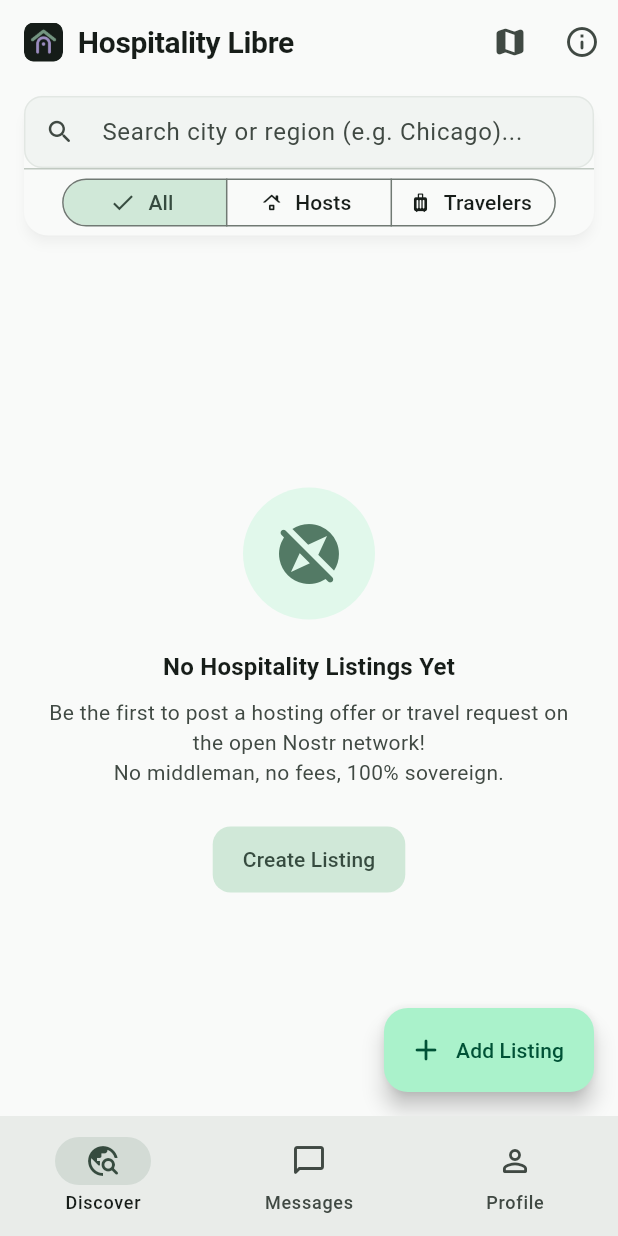
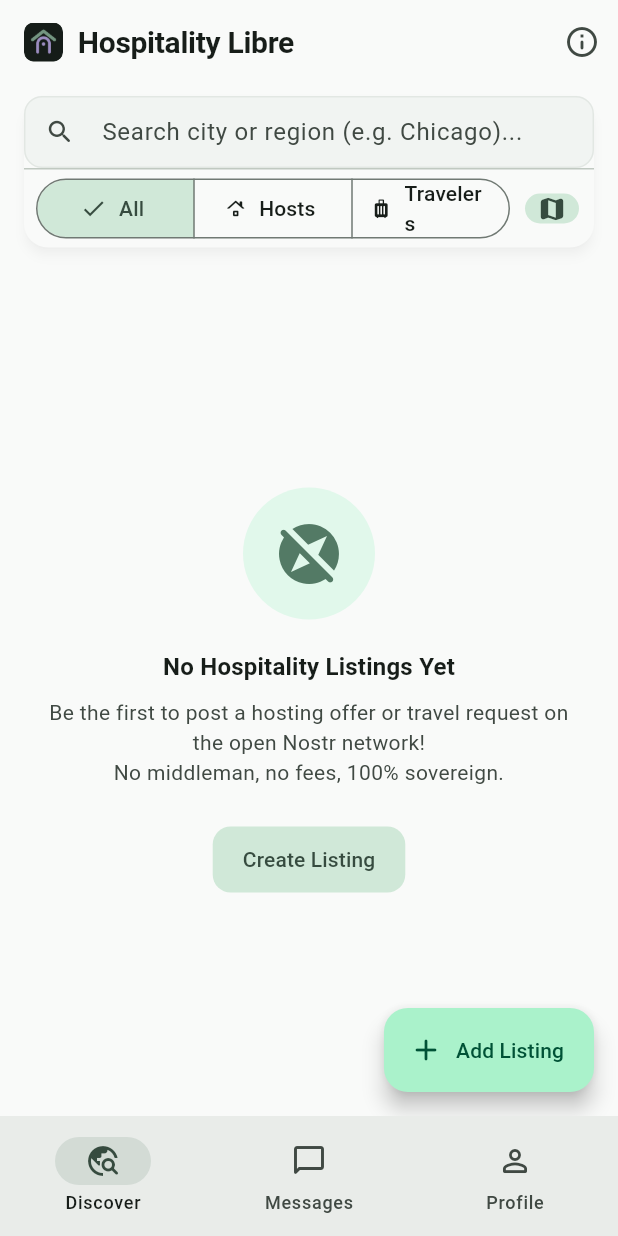
Before and after one commit to kenflannery/nostr-hospitality, a Flutter app: the screen it shows after launch, after a tap on the "view list" icon, on a phone screen of 412 x 824 dp. Run offline on Flutter 3.47's test engine with Material 3 defaults, Android fonts, the phone set to English and light mode, and no system bars; our stand-ins replace flutter_map, flutter_riverpod, flutter_secure_storage, image_picker, latlong2, package_info_plus and 3 more; missing offline and left inert: dart:js_interop, ndk.

Commit message:
moved toggle

```diff
--- a/lib/features/discover/screens/discover_screen.dart
+++ b/lib/features/discover/screens/discover_screen.dart
@@ -210,18 +210,6 @@ class _DiscoverScreenState extends ConsumerState<DiscoverScreen> {
           ],
         ),
         actions: [
-          // View Toggle (List vs Map)
-          IconButton(
-            icon: Icon(_isMapView ? Icons.view_list_rounded : Icons.map_rounded),
-            tooltip: _isMapView ? 'Switch to List View' : 'Switch to Map View',
-            onPressed: () {
-              setState(() {
-                _isMapView = !_isMapView;
-                _selectedCluster = null;
-                _citySuggestions = [];
-              });
-            },
-          ),
           IconButton(
             icon: const Icon(Icons.info_outline_rounded),
             tooltip: 'Nostr Protocol Specs',
@@ -345,6 +333,9 @@ class _DiscoverScreenState extends ConsumerState<DiscoverScreen> {
                       const Divider(height: 1),
                       Padding(
                         padding: const EdgeInsets.symmetric(horizontal: 8.0, vertical: 6.0),
+                        child: Row(
+                          children: [
+                            Expanded(
                               child: SegmentedButton<ListingTypeFilter>(
                                 segments: const [
                                   ButtonSegment(
@@ -371,6 +362,27 @@ class _DiscoverScreenState extends ConsumerState<DiscoverScreen> {
                                   visualDensity: VisualDensity.compact,
                                   tapTargetSize: MaterialTapTargetSize.shrinkWrap,
                                 ),
+                              ),
+                            ),
+                            const SizedBox(width: 8),
+                            IconButton.filledTonal(
+                              visualDensity: VisualDensity.compact,
+                              padding: const EdgeInsets.all(8),
+                              constraints: const BoxConstraints(),
+                              icon: Icon(
+                                _isMapView ? Icons.view_list_rounded : Icons.map_rounded,
+                                size: 20,
+                              ),
+                              tooltip: _isMapView ? 'Switch to List View' : 'Switch to Map View',
+                              onPressed: () {
+                                setState(() {
+                                  _isMapView = !_isMapView;
+                                  _selectedCluster = null;
+                                  _citySuggestions = [];
+                                });
+                              },
+                            ),
+                          ],
                         ),
                       ),
                     ],
```
Lines whose indentation alone changed are shown as unchanged.
